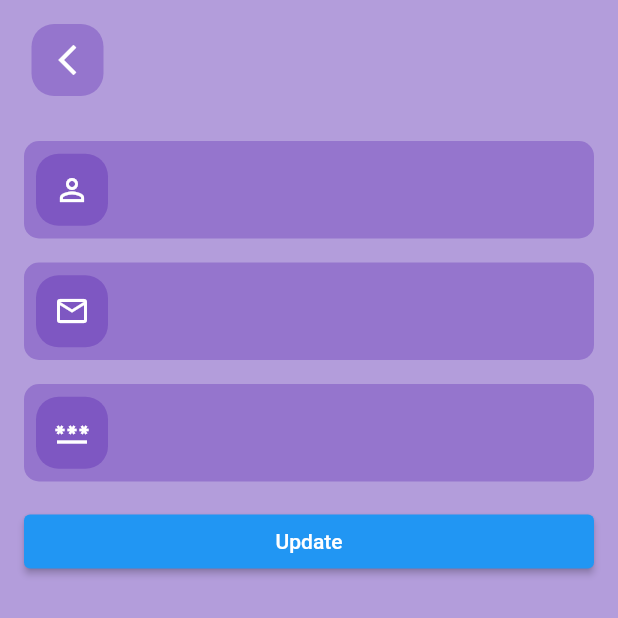
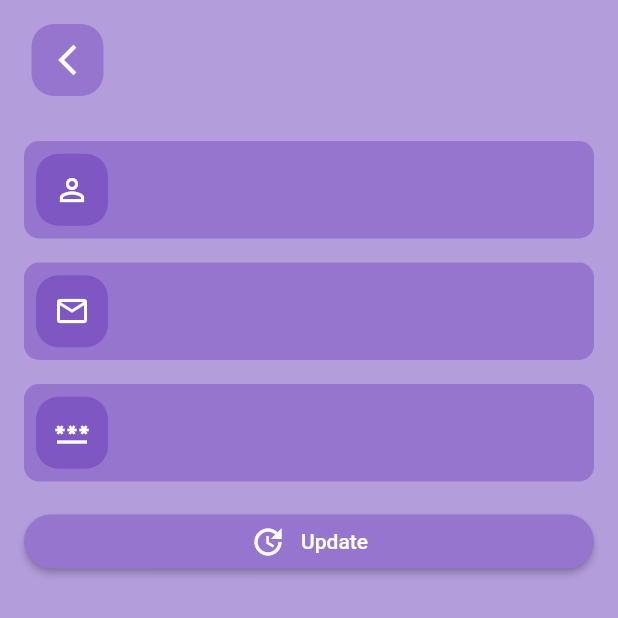
Before and after one commit to ripon1995/todo-mobile, a Flutter app: the ProfileUpdateView screen opened by its route, on a phone screen of 412 x 824 dp, the top half of it. Run offline on Flutter 3.47's test engine with Material 2 defaults, Android fonts, the phone set to English and light mode, and no system bars; our stand-ins replace dio, firebase_core, firebase_messaging, flutter_dotenv, get, get_storage and 1 more; accounts and stored records are empty.

```diff
--- a/lib/app/modules/profile_update/views/profile_update_view.dart
+++ b/lib/app/modules/profile_update/views/profile_update_view.dart
@@ -71,13 +71,27 @@ class ProfileUpdateView extends GetView<ProfileUpdateController> {
               const SizedBox(height: 16),
               Obx(
                 () => controller.enableLoader.isFalse
-                    ? ElevatedButton(
-                        onPressed: () => _updateButtonOnPressedAction(context),
-                        child: const Text('Update'),
-                      )
-                    : const Center(
+                    ? SizedBox(
+                  width: 50,
+                      child: ElevatedButton(
+                          style: ElevatedButton.styleFrom(
+                            backgroundColor: Colors.deepPurple[300],
+                            shape: RoundedRectangleBorder(borderRadius: BorderRadius.circular(20))
+                          ),
+                          onPressed: () => _updateButtonOnPressedAction(context),
+                          child: Row(
+                            mainAxisSize: MainAxisSize.min,
+                            children: const [
+                              Icon(Icons.update_outlined),
+                              SizedBox(width: 10,),
+                              Text('Update'),
+                            ],
+                          ),
+                        ),
+                    )
+                    : Center(
                         child: CircularProgressIndicator(
-                          color: Colors.blue,
+                          color: Colors.deepPurple[300],
                         ),
                       ),
               )
```
